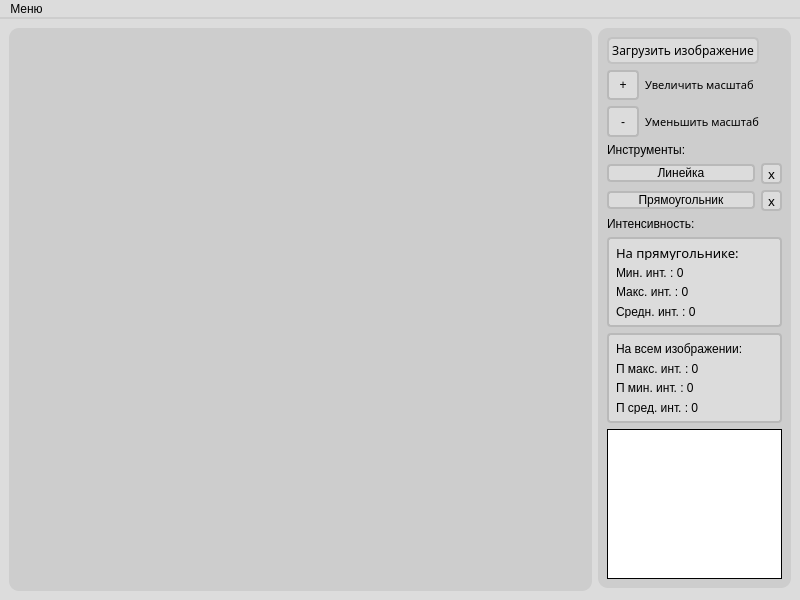
Above: mainwindow.ui from s1kko1337/myProject before the change. Below: the same form after it.
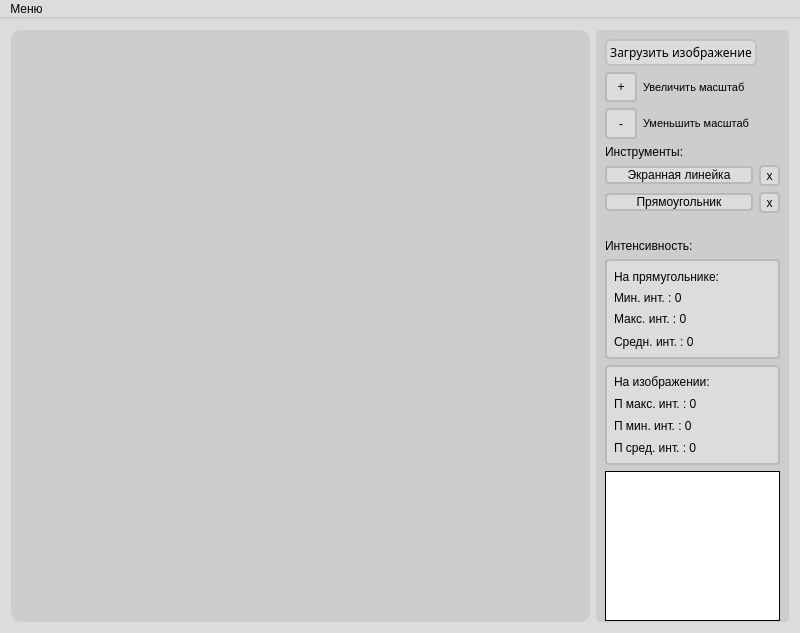
That is the form after the change.

```diff
--- a/mainwindow.ui
+++ b/mainwindow.ui
@@ -7,7 +7,7 @@
     <x>0</x>
     <y>0</y>
     <width>800</width>
-    <height>600</height>
+    <height>633</height>
    </rect>
   </property>
   <property name="mouseTracking">
@@ -25,6 +25,18 @@
     <string notr="true"/>
    </property>
    <layout class="QHBoxLayout" name="horizontalLayout">
+    <property name="leftMargin">
+     <number>11</number>
+    </property>
+    <property name="topMargin">
+     <number>11</number>
+    </property>
+    <property name="rightMargin">
+     <number>11</number>
+    </property>
+    <property name="bottomMargin">
+     <number>11</number>
+    </property>
     <item>
      <widget class="QGraphicsView" name="graphicsView">
       <property name="sizePolicy">
@@ -40,48 +52,68 @@
       </property>
      </widget>
     </item>
-    <item>
-     <layout class="QVBoxLayout" name="verticalLayout">
-      <property name="sizeConstraint">
-       <enum>QLayout::SetDefaultConstraint</enum>
-      </property>
-      <item alignment="Qt::AlignRight|Qt::AlignTop">
-       <widget class="QFrame" name="frame">
+    <item alignment="Qt::AlignHCenter">
+     <widget class="QFrame" name="verticalFrame">
         <property name="sizePolicy">
-         <sizepolicy hsizetype="Preferred" vsizetype="Preferred">
+       <sizepolicy hsizetype="Expanding" vsizetype="Expanding">
           <horstretch>0</horstretch>
           <verstretch>0</verstretch>
          </sizepolicy>
         </property>
         <property name="maximumSize">
          <size>
-          <width>16777215</width>
+        <width>195</width>
           <height>16777215</height>
          </size>
         </property>
-        <property name="layoutDirection">
-         <enum>Qt::LeftToRight</enum>
-        </property>
         <property name="styleSheet">
-         <string notr="true">font: 10pt &quot;Sans Serif&quot;;
-border-radius:10px;
-background: rgb(205, 205, 205);
-</string>
-        </property>
-        <layout class="QVBoxLayout" name="verticalLayout_2">
-         <item>
+       <string notr="true">background: rgb(205, 205, 205);
+font: 9pt &quot;Arial&quot;;
+border-radius:5px;</string>
+      </property>
+      <property name="frameShape">
+       <enum>QFrame::NoFrame</enum>
+      </property>
+      <property name="lineWidth">
+       <number>0</number>
+      </property>
+      <layout class="QVBoxLayout" name="verticalLayout">
+       <property name="spacing">
+        <number>7</number>
+       </property>
+       <property name="leftMargin">
+        <number>0</number>
+       </property>
+       <property name="topMargin">
+        <number>0</number>
+       </property>
+       <property name="rightMargin">
+        <number>0</number>
+       </property>
+       <property name="bottomMargin">
+        <number>0</number>
+       </property>
+       <item alignment="Qt::AlignTop">
+        <widget class="QFrame" name="ToolFrame">
+         <layout class="QVBoxLayout" name="tools">
+          <item alignment="Qt::AlignLeft">
           <widget class="QPushButton" name="loadImageButton">
            <property name="sizePolicy">
-            <sizepolicy hsizetype="Fixed" vsizetype="Fixed">
+             <sizepolicy hsizetype="Expanding" vsizetype="Expanding">
              <horstretch>0</horstretch>
              <verstretch>0</verstretch>
             </sizepolicy>
            </property>
+            <property name="maximumSize">
+             <size>
+              <width>175</width>
+              <height>28</height>
+             </size>
+            </property>
            <property name="font">
             <font>
              <family>Sans Serif</family>
              <pointsize>9</pointsize>
-             <weight>50</weight>
              <italic>false</italic>
              <bold>false</bold>
              <underline>false</underline>
@@ -102,8 +134,6 @@
           </widget>
          </item>
          <item>
-          <layout class="QVBoxLayout" name="tools">
-           <item>
             <layout class="QGridLayout" name="zoomLayout">
              <property name="topMargin">
               <number>0</number>
@@ -127,32 +157,36 @@
                </property>
               </widget>
              </item>
-             <item row="0" column="0">
-              <widget class="QToolButton" name="zoomButton">
-               <property name="minimumSize">
-                <size>
-                 <width>32</width>
-                 <height>30</height>
-                </size>
+            <item row="1" column="1">
+             <widget class="QLabel" name="zoomLabelOut">
+              <property name="font">
+               <font>
+                <family>Arial</family>
+                <pointsize>8</pointsize>
+                <italic>false</italic>
+                <bold>false</bold>
+               </font>
                </property>
                <property name="styleSheet">
-                <string notr="true">background:rgb(220,220,220);
-border:2px solid rgb(185,185,185);
-border-radius: 4px;
-</string>
+               <string notr="true">font-size:8pt;</string>
                </property>
                <property name="text">
-                <string>+</string>
+               <string>Уменьшить масштаб</string>
                </property>
               </widget>
              </item>
              <item row="0" column="1">
               <widget class="QLabel" name="zoomLabelUP">
+              <property name="sizePolicy">
+               <sizepolicy hsizetype="Expanding" vsizetype="Expanding">
+                <horstretch>0</horstretch>
+                <verstretch>0</verstretch>
+               </sizepolicy>
+              </property>
                <property name="font">
                 <font>
-                 <family>Sans Serif</family>
+                <family>Arial</family>
                  <pointsize>8</pointsize>
-                 <weight>50</weight>
                  <italic>false</italic>
                  <bold>false</bold>
                 </font>
@@ -165,22 +199,22 @@
                </property>
               </widget>
              </item>
-             <item row="1" column="1">
-              <widget class="QLabel" name="zoomLabelOut">
-               <property name="font">
-                <font>
-                 <family>Sans Serif</family>
-                 <pointsize>8</pointsize>
-                 <weight>50</weight>
-                 <italic>false</italic>
-                 <bold>false</bold>
-                </font>
+            <item row="0" column="0">
+             <widget class="QToolButton" name="zoomButton">
+              <property name="minimumSize">
+               <size>
+                <width>32</width>
+                <height>30</height>
+               </size>
                </property>
                <property name="styleSheet">
-                <string notr="true">font-size:8pt;</string>
+               <string notr="true">background:rgb(220,220,220);
+border:2px solid rgb(185,185,185);
+border-radius: 4px;
+</string>
                </property>
                <property name="text">
-                <string>Уменьшить масштаб</string>
+               <string>+</string>
                </property>
               </widget>
              </item>
@@ -211,7 +245,7 @@
 border-radius: 4px;</string>
                  </property>
                  <property name="text">
-                  <string>Линейка</string>
+                 <string>Экранная линейка</string>
                  </property>
                 </widget>
                </item>
@@ -243,9 +277,8 @@
                  </property>
                  <property name="font">
                   <font>
-                   <family>Sans Serif</family>
-                   <pointsize>10</pointsize>
-                   <weight>50</weight>
+                  <family>Arial</family>
+                  <pointsize>9</pointsize>
                    <italic>false</italic>
                    <bold>false</bold>
                   </font>
@@ -276,9 +309,8 @@
                  </property>
                  <property name="font">
                   <font>
-                   <family>Sans Serif</family>
-                   <pointsize>10</pointsize>
-                   <weight>50</weight>
+                  <family>Arial</family>
+                  <pointsize>9</pointsize>
                    <italic>false</italic>
                    <bold>false</bold>
                   </font>
@@ -299,19 +331,21 @@
             </layout>
            </item>
           </layout>
-         </item>
-         <item>
+        </widget>
+       </item>
+       <item alignment="Qt::AlignBottom">
+        <widget class="QFrame" name="BottomFrame">
           <layout class="QGridLayout" name="mainIntens">
            <property name="topMargin">
-            <number>0</number>
+           <number>1</number>
            </property>
            <property name="bottomMargin">
-            <number>0</number>
-           </property>
-           <item row="1" column="0">
+           <number>1</number>
+          </property>
+          <item row="1" column="0" alignment="Qt::AlignTop">
             <widget class="QWidget" name="RectIntens" native="true">
              <property name="sizePolicy">
-              <sizepolicy hsizetype="Fixed" vsizetype="Fixed">
+             <sizepolicy hsizetype="Expanding" vsizetype="Expanding">
                <horstretch>0</horstretch>
                <verstretch>0</verstretch>
               </sizepolicy>
@@ -319,13 +353,13 @@
              <property name="minimumSize">
               <size>
                <width>175</width>
-               <height>90</height>
+              <height>100</height>
               </size>
              </property>
              <property name="maximumSize">
               <size>
-               <width>150</width>
-               <height>90</height>
+              <width>175</width>
+              <height>100</height>
               </size>
              </property>
              <property name="styleSheet">
@@ -336,11 +370,16 @@
              <layout class="QVBoxLayout" name="verticalLayout_4">
               <item>
                <widget class="QLabel" name="intTypeRECT">
+               <property name="sizePolicy">
+                <sizepolicy hsizetype="Expanding" vsizetype="Expanding">
+                 <horstretch>0</horstretch>
+                 <verstretch>0</verstretch>
+                </sizepolicy>
+               </property>
                 <property name="font">
                  <font>
-                  <family>Sans Serif</family>
-                  <pointsize>10</pointsize>
-                  <weight>50</weight>
+                 <family>Arial</family>
+                 <pointsize>9</pointsize>
                   <italic>false</italic>
                   <bold>false</bold>
                  </font>
@@ -354,10 +393,10 @@
                 </property>
                </widget>
               </item>
-              <item>
+             <item alignment="Qt::AlignTop">
                <widget class="QLabel" name="minLabel">
                 <property name="sizePolicy">
-                 <sizepolicy hsizetype="MinimumExpanding" vsizetype="MinimumExpanding">
+                <sizepolicy hsizetype="Expanding" vsizetype="Expanding">
                   <horstretch>0</horstretch>
                   <verstretch>0</verstretch>
                  </sizepolicy>
@@ -368,6 +407,12 @@
                   <height>0</height>
                  </size>
                 </property>
+               <property name="maximumSize">
+                <size>
+                 <width>16777215</width>
+                 <height>1677251</height>
+                </size>
+               </property>
                 <property name="styleSheet">
                  <string notr="true">border:none;
 border-radius: none;</string>
@@ -380,7 +425,7 @@
               <item>
                <widget class="QLabel" name="maxLabel">
                 <property name="sizePolicy">
-                 <sizepolicy hsizetype="MinimumExpanding" vsizetype="MinimumExpanding">
+                <sizepolicy hsizetype="Expanding" vsizetype="Expanding">
                   <horstretch>0</horstretch>
                   <verstretch>0</verstretch>
                  </sizepolicy>
@@ -397,7 +442,7 @@
               <item>
                <widget class="QLabel" name="avgLabel">
                 <property name="sizePolicy">
-                 <sizepolicy hsizetype="MinimumExpanding" vsizetype="MinimumExpanding">
+                <sizepolicy hsizetype="Expanding" vsizetype="Expanding">
                   <horstretch>0</horstretch>
                   <verstretch>0</verstretch>
                  </sizepolicy>
@@ -414,25 +459,30 @@
              </layout>
             </widget>
            </item>
-           <item row="3" column="0">
+          <item row="3" column="0" alignment="Qt::AlignTop">
             <widget class="QWidget" name="allPngIntens" native="true">
+            <property name="sizePolicy">
+             <sizepolicy hsizetype="Expanding" vsizetype="Expanding">
+              <horstretch>0</horstretch>
+              <verstretch>0</verstretch>
+             </sizepolicy>
+            </property>
              <property name="minimumSize">
               <size>
                <width>175</width>
-               <height>90</height>
+              <height>100</height>
               </size>
              </property>
              <property name="maximumSize">
               <size>
                <width>175</width>
-               <height>90</height>
+              <height>100</height>
               </size>
              </property>
              <property name="font">
               <font>
-               <family>Sans Serif</family>
-               <pointsize>10</pointsize>
-               <weight>50</weight>
+              <family>Arial</family>
+              <pointsize>9</pointsize>
                <italic>false</italic>
                <bold>false</bold>
                <underline>false</underline>
@@ -446,17 +496,29 @@
              <layout class="QVBoxLayout" name="verticalLayout_5">
               <item>
                <widget class="QLabel" name="intTypeALL">
+               <property name="sizePolicy">
+                <sizepolicy hsizetype="Expanding" vsizetype="Expanding">
+                 <horstretch>0</horstretch>
+                 <verstretch>0</verstretch>
+                </sizepolicy>
+               </property>
                 <property name="styleSheet">
                  <string notr="true">border:none;
 border-radius: none;</string>
                 </property>
                 <property name="text">
-                 <string>На всем изображении:</string>
+                <string>На изображении:</string>
                 </property>
                </widget>
               </item>
               <item>
                <widget class="QLabel" name="minAllLabel">
+               <property name="sizePolicy">
+                <sizepolicy hsizetype="Expanding" vsizetype="Expanding">
+                 <horstretch>0</horstretch>
+                 <verstretch>0</verstretch>
+                </sizepolicy>
+               </property>
                 <property name="styleSheet">
                  <string notr="true">border:none;
 border-radius: none;</string>
@@ -468,6 +530,12 @@
               </item>
               <item>
                <widget class="QLabel" name="maxAllLabel">
+               <property name="sizePolicy">
+                <sizepolicy hsizetype="Expanding" vsizetype="Expanding">
+                 <horstretch>0</horstretch>
+                 <verstretch>0</verstretch>
+                </sizepolicy>
+               </property>
                 <property name="styleSheet">
                  <string notr="true">border:none;
 border-radius: none;</string>
@@ -479,6 +547,12 @@
               </item>
               <item>
                <widget class="QLabel" name="avgAllLabel">
+               <property name="sizePolicy">
+                <sizepolicy hsizetype="Expanding" vsizetype="Expanding">
+                 <horstretch>0</horstretch>
+                 <verstretch>0</verstretch>
+                </sizepolicy>
+               </property>
                 <property name="styleSheet">
                  <string notr="true">border:none;
 border-radius: none;</string>
@@ -489,18 +563,26 @@
                </widget>
               </item>
              </layout>
+            <zorder>avgAllLabel</zorder>
+            <zorder>maxAllLabel</zorder>
+            <zorder>minAllLabel</zorder>
+            <zorder>intTypeALL</zorder>
             </widget>
            </item>
            <item row="0" column="0">
             <widget class="QLabel" name="label_2">
+            <property name="sizePolicy">
+             <sizepolicy hsizetype="Expanding" vsizetype="Expanding">
+              <horstretch>0</horstretch>
+              <verstretch>0</verstretch>
+             </sizepolicy>
+            </property>
              <property name="text">
               <string>Интенсивность:</string>
              </property>
             </widget>
            </item>
-          </layout>
-         </item>
-         <item>
+          <item row="4" column="0">
           <widget class="QTextEdit" name="logTextEd">
            <property name="maximumSize">
             <size>
@@ -521,6 +603,7 @@
        </widget>
       </item>
      </layout>
+     </widget>
     </item>
    </layout>
   </widget>
@@ -530,7 +613,7 @@
      <x>0</x>
      <y>0</y>
      <width>800</width>
-     <height>22</height>
+     <height>27</height>
     </rect>
    </property>
    <property name="styleSheet">
```
Lines whose indentation alone changed are shown as unchanged.
